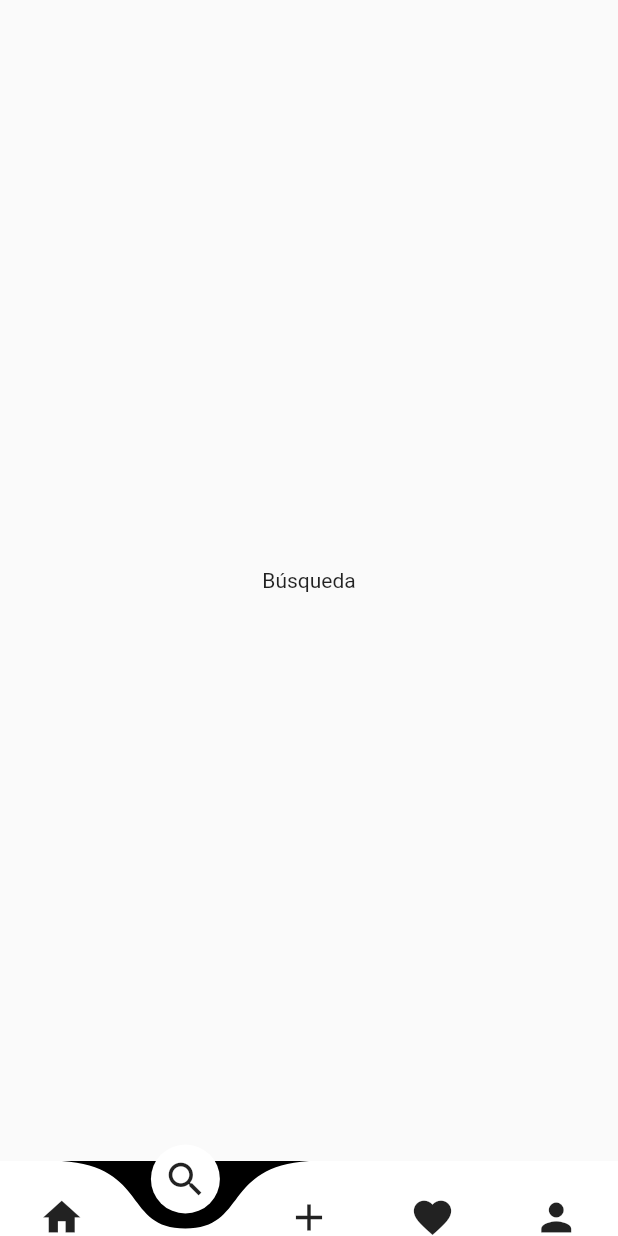
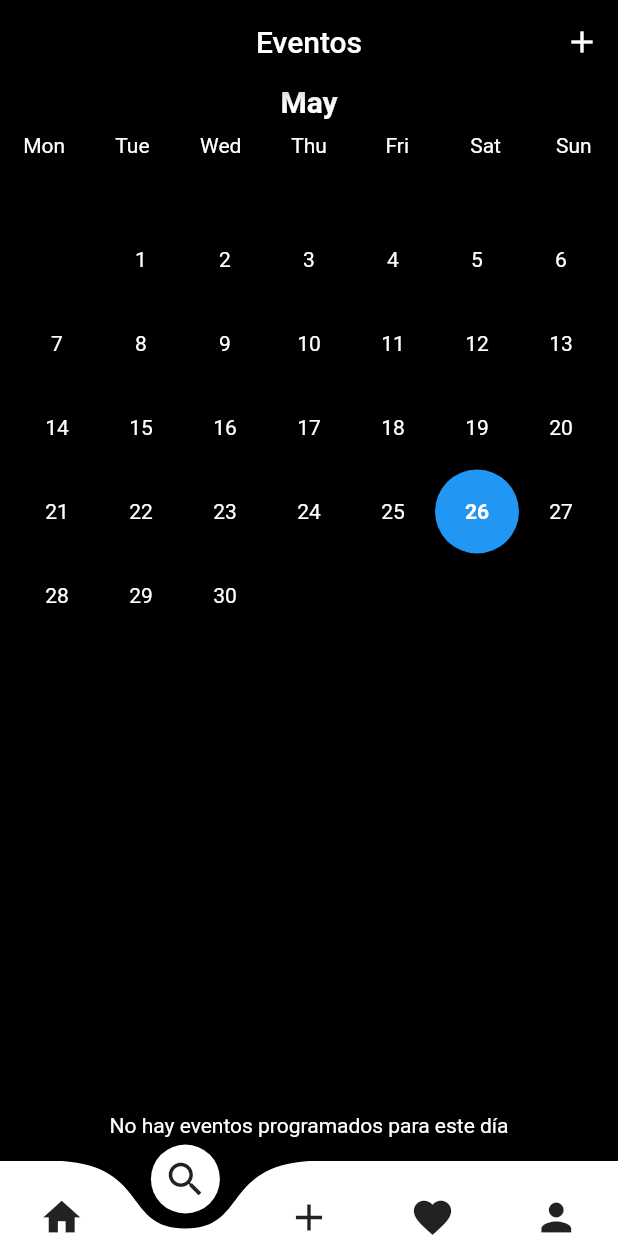
Before and after one commit to Victorriq/reds, a Flutter app: the screen it shows after launch, item 2 of the bottom bar chosen, on a phone screen of 412 x 824 dp. Run offline on Flutter 3.47's test engine with Material 2 defaults, Android fonts, the phone set to English and light mode, and no system bars; drawn by our look-alikes of curved_navigation_bar; our stand-ins replace flutter_icons_null_safety, fluttertoast, photo_view; network calls fail.

Commit message:
Página de eventos

```diff
--- a/lib/root.dart
+++ b/lib/root.dart
@@ -1,5 +1,6 @@
 import 'package:flutter/material.dart';
 import 'package:curved_navigation_bar/curved_navigation_bar.dart';
+import 'package:reds/screens/events.dart';
 import 'package:reds/screens/home.dart';
 import 'package:reds/screens/notifications.dart';
 import 'package:reds/screens/profile.dart';
@@ -18,7 +19,7 @@ class RootState extends State<Root> {
   int _currentIndex = 0;
   final List<Widget> _pages = const [
     HomePage(),
-    SearchPage(),
+    EventsPage(),
     UploadPage(),
     NotisPage(),
     ProfilePage(),
--- /dev/null
+++ b/lib/screens/events.dart
@@ -0,0 +1,147 @@
+import 'package:flutter/material.dart';
+import 'package:intl/intl.dart';
+
+class EventsPage extends StatefulWidget {
+  const EventsPage({Key? key}) : super(key: key);
+
+  @override
+  State<EventsPage> createState() => _EventsPageState();
+}
+
+class _EventsPageState extends State<EventsPage> {
+  final DateFormat _dayOfWeekFormat = DateFormat('E');
+  final DateFormat _dayOfMonthFormat = DateFormat('d');
+
+  DateTime selectedDay = DateTime.now(); // Variable para almacenar el día seleccionado
+
+  Map<DateTime, String> events = {
+    DateTime(DateTime.now().year, 5, 29): 'Evento del 29 de mayo', // Evento programado para el 29 de mayo
+  };
+
+  @override
+  Widget build(BuildContext context) {
+    return Scaffold(
+      appBar: AppBar(
+        centerTitle: true,
+        backgroundColor: Colors.black,
+        title: const Text('Eventos'),
+        actions: [
+          IconButton(
+            icon: const Icon(Icons.add),
+            onPressed: () {
+              // Acción al presionar el botón de add
+            },
+          ),
+        ],
+      ),
+      body: Container(
+        color: Colors.black,
+        child: Column(
+          crossAxisAlignment: CrossAxisAlignment.stretch,
+          children: [
+            Text(
+              DateFormat('MMMM').format(DateTime.now()),
+              style: const TextStyle(
+                color: Colors.white,
+                fontSize: 20,
+                fontWeight: FontWeight.bold,
+              ),
+              textAlign: TextAlign.center,
+            ),
+            Table(
+              defaultVerticalAlignment: TableCellVerticalAlignment.middle,
+              children: [
+                TableRow(
+                  children: List.generate(7, (index) {
+                    final DateTime now = DateTime.now();
+                    final DateTime day = DateTime(now.year, now.month, index + 1);
+                    return Container(
+                      padding: const EdgeInsets.all(10),
+                      child: Text(
+                        _dayOfWeekFormat.format(day),
+                        style: const TextStyle(color: Colors.white),
+                        textAlign: TextAlign.center,
+                      ),
+                    );
+                  }),
+                ),
+              ],
+            ),
+            const SizedBox(height: 20),
+            Expanded(
+              child: GridView.builder(
+                padding: const EdgeInsets.all(10),
+                gridDelegate: const SliverGridDelegateWithFixedCrossAxisCount(
+                  crossAxisCount: 7,
+                ),
+                itemCount: getDaysInMonth(DateTime.now()),
+                itemBuilder: (BuildContext context, int index) {
+                  final DateTime now = DateTime.now();
+                  final DateTime firstDayOfMonth = DateTime(now.year, now.month, 1);
+                  final int daysBeforeMonth = firstDayOfMonth.weekday;
+                  final int dayOfMonth = index + 1 - daysBeforeMonth;
+                  final DateTime day = DateTime(now.year, now.month, dayOfMonth);
+                  final bool isToday = now.day == day.day && now.month == day.month;
+                  final bool isSelectedDay = selectedDay.day == day.day && selectedDay.month == day.month;
+
+                  return GestureDetector(
+                    onTap: () {
+                      // Acción al pulsar en un día
+                      setState(() {
+                        if (isSelectedDay) {
+                          selectedDay = DateTime(0); // Reiniciar el día seleccionado
+                        } else {
+                          selectedDay = day; // Almacenar el nuevo día seleccionado
+                        }
+                      });
+                    },
+                    child: Container(
+                      decoration: BoxDecoration(
+                        color: isToday ? Colors.blue : null,
+                        borderRadius: BorderRadius.circular(50),
+                      ),
+                      child: Center(
+                        child: Text(
+                          dayOfMonth > 0 && dayOfMonth <= getDaysInMonth(now)
+                              ? _dayOfMonthFormat.format(day)
+                              : '',
+                          style: TextStyle(
+                            color: Colors.white,
+                            fontWeight: isToday ? FontWeight.bold : null,
+                          ),
+                        ),
+                      ),
+                    ),
+                  );
+                },
+              ),
+            ),
+            Visibility(
+              visible: selectedDay != DateTime(0),
+              child: Padding(
+                padding: const EdgeInsets.all(16.0),
+                child: Text(
+                  events[selectedDay] ?? 'No hay eventos programados para este día',
+                  style: const TextStyle(color: Colors.white),
+                  textAlign: TextAlign.center,
+                ),
+              ),
+            ),
+          ],
+        ),
+      ),
+    );
+  }
+
+  int getDaysInMonth(DateTime dateTime) {
+    final DateTime firstDayNextMonth = DateTime(dateTime.year, dateTime.month + 1, 1);
+    final DateTime lastDayOfMonth = firstDayNextMonth.subtract(const Duration(days: 1));
+    return lastDayOfMonth.day;
+  }
+}
+
+void main() {
+  runApp(const MaterialApp(
+    home: EventsPage(),
+  ));
+}
--- a/pubspec.yaml
+++ b/pubspec.yaml
@@ -39,6 +39,7 @@ dependencies:
   curved_navigation_bar: ^1.0.3
   flutter_icons_null_safety: ^1.1.0
   photo_view: ^0.14.0
+  intl: ^0.18.1
 
 dev_dependencies:
   flutter_test:
```
Also changed, not shown: pubspec.lock.
